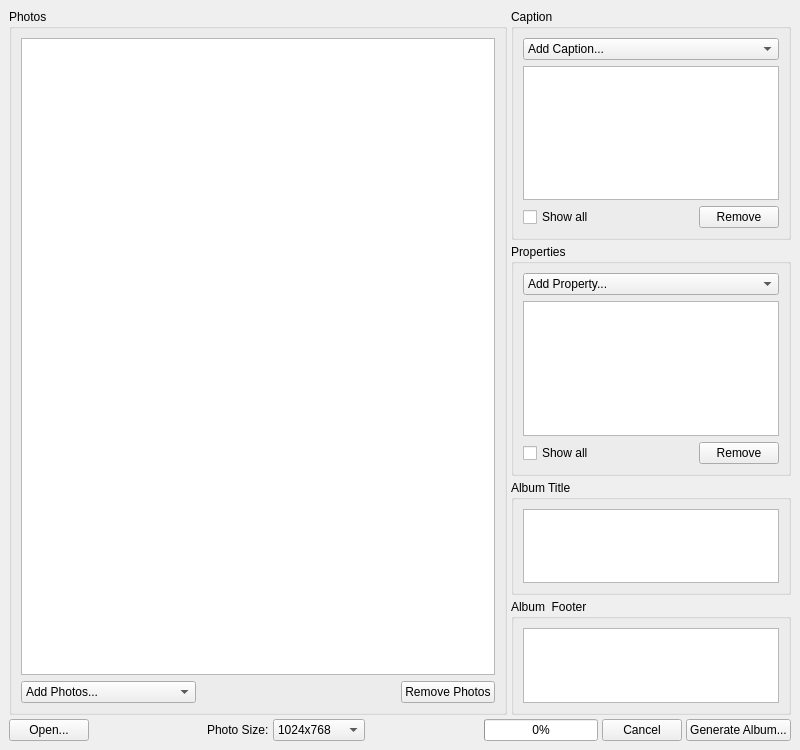
Qt form AlbumGenerator/AlbumGeneratorUI.ui (rdegraaf/dyphal) before a commit.
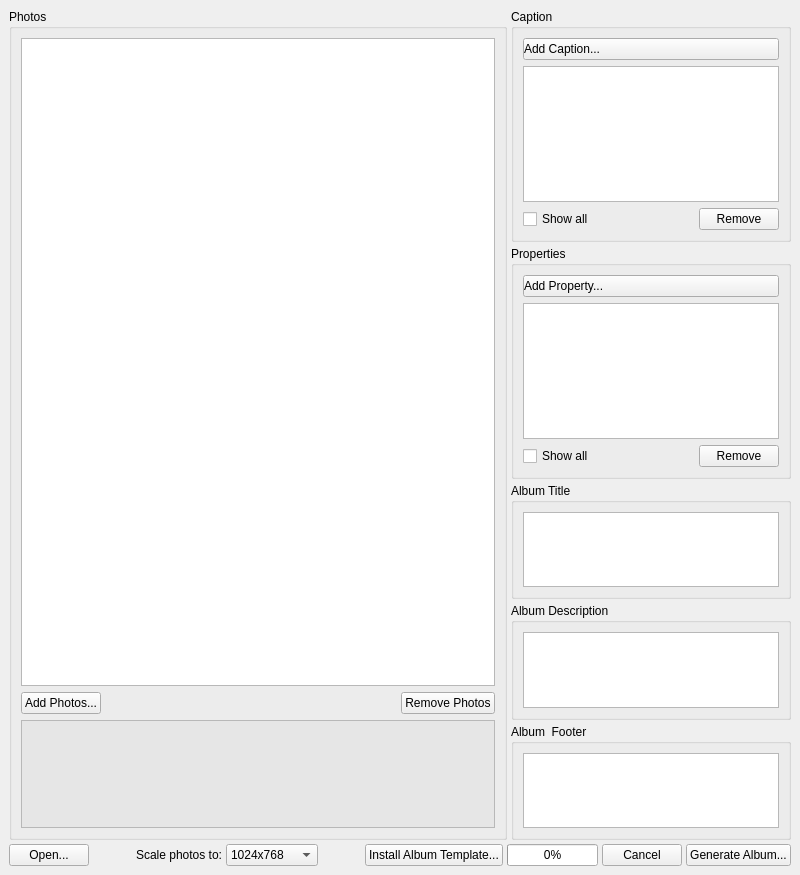
The same form after that commit. Icons and pictures are not drawn.

```diff
--- a/AlbumGenerator/AlbumGeneratorUI.ui
+++ b/AlbumGenerator/AlbumGeneratorUI.ui
@@ -7,7 +7,7 @@
     <x>0</x>
     <y>0</y>
     <width>800</width>
-    <height>750</height>
+    <height>875</height>
    </rect>
   </property>
   <property name="windowTitle">
@@ -39,12 +39,15 @@
         <property name="alignment">
          <set>Qt::AlignLeading|Qt::AlignLeft|Qt::AlignTop</set>
         </property>
-        <layout class="QVBoxLayout" name="verticalLayout_6">
+        <layout class="QVBoxLayout" name="verticalLayout_6" stretch="6,0,1">
          <item>
           <widget class="QListWidget" name="photosList">
            <property name="toolTip">
             <string>Photos to include in the album.</string>
            </property>
+           <property name="styleSheet">
+            <string notr="true">QListWidget::item {padding: 2px}</string>
+           </property>
            <property name="dragEnabled">
             <bool>true</bool>
            </property>
@@ -54,25 +57,12 @@
            <property name="selectionMode">
             <enum>QAbstractItemView::ExtendedSelection</enum>
            </property>
-           <property name="spacing">
-            <number>2</number>
-           </property>
           </widget>
          </item>
          <item>
           <layout class="QHBoxLayout" name="horizontalLayout_4">
            <item>
-            <widget class="QComboBox" name="addPhotosButton">
-             <property name="toolTip">
-              <string>Add photos to the album.</string>
-             </property>
-             <property name="autoFillBackground">
-              <bool>false</bool>
-             </property>
-             <property name="sizeAdjustPolicy">
-              <enum>QComboBox::AdjustToContents</enum>
-             </property>
-             <item>
+            <widget class="QPushButton" name="addPhotosButton">
               <property name="text">
                <string>Add Photos...</string>
               </property>
@@ -81,17 +71,6 @@
                 <normaloff/>
                </iconset>
               </property>
-             </item>
-             <item>
-              <property name="text">
-               <string>Add Files...</string>
-              </property>
-             </item>
-             <item>
-              <property name="text">
-               <string>Add a gThumb 3 Catalog...</string>
-              </property>
-             </item>
             </widget>
            </item>
            <item>
@@ -124,11 +103,61 @@
            </item>
           </layout>
          </item>
+         <item>
+          <widget class="QTextEdit" name="photoProperties">
+           <property name="palette">
+            <palette>
+             <active>
+              <colorrole role="Base">
+               <brush brushstyle="SolidPattern">
+                <color alpha="255">
+                 <red>230</red>
+                 <green>230</green>
+                 <blue>230</blue>
+                </color>
+               </brush>
+              </colorrole>
+             </active>
+             <inactive>
+              <colorrole role="Base">
+               <brush brushstyle="SolidPattern">
+                <color alpha="255">
+                 <red>230</red>
+                 <green>230</green>
+                 <blue>230</blue>
+                </color>
+               </brush>
+              </colorrole>
+             </inactive>
+             <disabled>
+              <colorrole role="Base">
+               <brush brushstyle="SolidPattern">
+                <color alpha="255">
+                 <red>244</red>
+                 <green>244</green>
+                 <blue>244</blue>
+                </color>
+               </brush>
+              </colorrole>
+             </disabled>
+            </palette>
+           </property>
+           <property name="tabChangesFocus">
+            <bool>true</bool>
+           </property>
+           <property name="undoRedoEnabled">
+            <bool>false</bool>
+           </property>
+           <property name="readOnly">
+            <bool>true</bool>
+           </property>
+          </widget>
+         </item>
         </layout>
        </widget>
       </item>
       <item>
-       <layout class="QVBoxLayout" name="verticalLayout_8" stretch="2,2,1,1">
+       <layout class="QVBoxLayout" name="verticalLayout_8" stretch="2,2,1,1,1">
         <item>
          <widget class="QGroupBox" name="groupBox_2">
           <property name="title">
@@ -136,11 +165,13 @@
           </property>
           <layout class="QVBoxLayout" name="verticalLayout">
            <item>
-            <widget class="QComboBox" name="addDescriptionButton">
+            <widget class="QPushButton" name="addCaptionButton">
              <property name="toolTip">
               <string>Add a field to the photos' captions.</string>
              </property>
-             <item>
+             <property name="styleSheet">
+              <string notr="true">QPushButton{text-align: left;} QPushButton::menu-indicator{subcontrol-position: right center; left: -10px;}</string>
+             </property>
               <property name="text">
                <string>Add Caption...</string>
               </property>
@@ -149,7 +180,6 @@
                 <normaloff/>
                </iconset>
               </property>
-             </item>
             </widget>
            </item>
            <item>
@@ -220,11 +250,13 @@
           </property>
           <layout class="QVBoxLayout" name="verticalLayout_3">
            <item>
-            <widget class="QComboBox" name="addPropertyButton">
+            <widget class="QPushButton" name="addPropertyButton">
              <property name="toolTip">
               <string>Add a field to the photos' properties.</string>
              </property>
-             <item>
+             <property name="styleSheet">
+              <string notr="true">QPushButton{text-align: left;} QPushButton::menu-indicator{subcontrol-position: right center; left: -10px;} QMenu {menu-scrollable: 1;}</string>
+             </property>
               <property name="text">
                <string>Add Property...</string>
               </property>
@@ -233,7 +265,6 @@
                 <normaloff/>
                </iconset>
               </property>
-             </item>
             </widget>
            </item>
            <item>
@@ -316,6 +347,22 @@
           </layout>
          </widget>
         </item>
+        <item>
+         <widget class="QGroupBox" name="groupBox_6">
+          <property name="title">
+           <string>Album Description</string>
+          </property>
+          <layout class="QVBoxLayout" name="verticalLayout_2">
+           <item>
+            <widget class="QPlainTextEdit" name="descriptionText">
+             <property name="tabChangesFocus">
+              <bool>true</bool>
+             </property>
+            </widget>
+           </item>
+          </layout>
+         </widget>
+        </item>
         <item>
          <widget class="QGroupBox" name="groupBox_5">
           <property name="title">
@@ -372,7 +419,7 @@
       <item>
        <widget class="QLabel" name="label">
         <property name="text">
-         <string>Photo Size:</string>
+         <string>Scale photos to:</string>
         </property>
        </widget>
       </item>
@@ -424,6 +471,16 @@
         </property>
        </spacer>
       </item>
+      <item>
+       <widget class="QPushButton" name="installTemplateButton">
+        <property name="text">
+         <string>Install Album Template...</string>
+        </property>
+        <property name="icon">
+         <iconset theme="insert-image"/>
+        </property>
+       </widget>
+      </item>
       <item>
        <widget class="QProgressBar" name="progressBar">
         <property name="enabled">
```
Left out of the diff: 2 changed lines with no effect on the pictures. Lines whose indentation alone changed are shown as unchanged.
